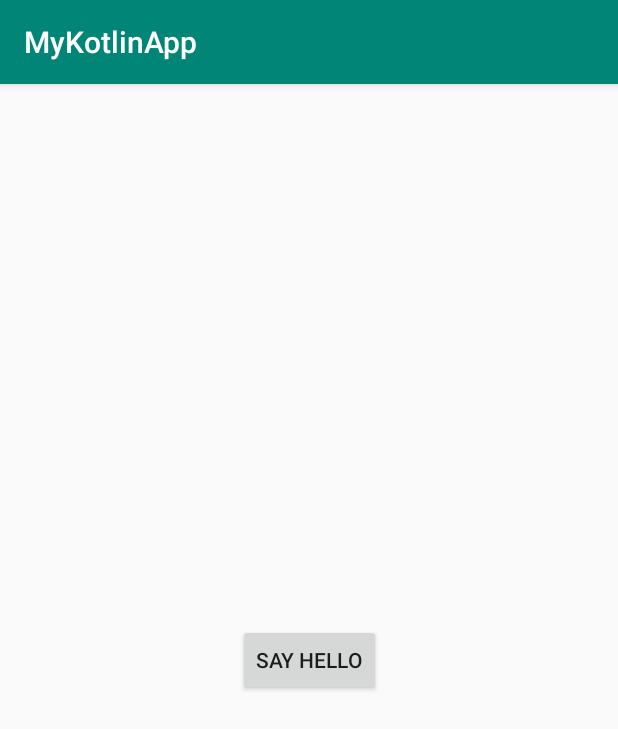
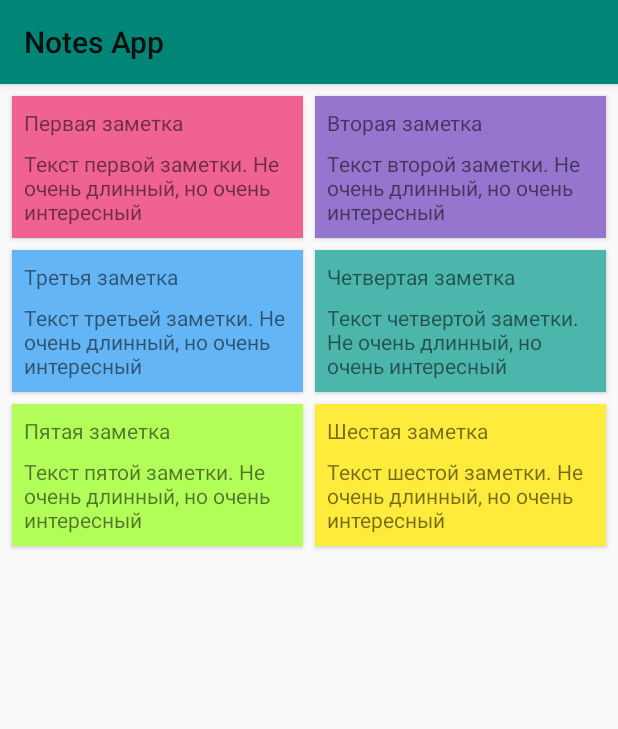
Before and after one commit to JustSenoko/MyKotlinApp, an Android app: the screen it shows after launch (MainActivity), on a phone screen of 412 x 824 dp. Shown: the top 729 px of the screen. Run offline under Robolectric (Android 15) with nearby library versions, the phone set to English and light mode, and no system bars.

Commit message:
список для заметок

```diff
--- a/app/build.gradle
+++ b/app/build.gradle
@@ -26,7 +26,9 @@ dependencies {
     implementation fileTree(dir: 'libs', include: ['*.jar'])
     implementation 'androidx.appcompat:appcompat:1.1.0'
     implementation 'androidx.constraintlayout:constraintlayout:1.1.3'
-
+    implementation 'androidx.recyclerview:recyclerview:1.0.0'
+    implementation 'com.google.android.material:material:1.0.0'
+    implementation "androidx.cardview:cardview:1.0.0"
 
     implementation 'android.arch.lifecycle:runtime:1.1.1'
     implementation 'android.arch.lifecycle:extensions:1.1.1'
--- a/app/src/main/AndroidManifest.xml
+++ b/app/src/main/AndroidManifest.xml
@@ -9,8 +9,8 @@
         android:roundIcon="@mipmap/ic_launcher_round"
         android:supportsRtl="true"
         android:theme="@style/AppTheme"
-        android:fullBackupContent="">
-        <activity android:name=".activities.MainActivity">
+        android:fullBackupContent="true">
+        <activity android:name=".ui.activities.MainActivity">
             <intent-filter>
                 <action android:name="android.intent.action.MAIN" />
                 <action android:name="android.intent.action.VIEW" />
--- /dev/null
+++ b/app/src/main/java/com/example/mykotlinapp/data/Note.kt
@@ -0,0 +1,3 @@
+package com.example.mykotlinapp.data
+
+class Note (val title: String, val text: String, val color: Int)
--- /dev/null
+++ b/app/src/main/java/com/example/mykotlinapp/data/NotesRepository.kt
@@ -0,0 +1,36 @@
+package com.example.mykotlinapp.data
+
+object NotesRepository {
+    val notes = listOf(
+            Note(
+                    "Первая заметка",
+                    "Текст первой заметки. Не очень длинный, но очень интересный",
+                    0xfff06292.toInt()
+            ),
+            Note(
+                    "Вторая заметка",
+                    "Текст второй заметки. Не очень длинный, но очень интересный",
+                    0xff9575cd.toInt()
+            ),
+            Note(
+                    "Третья заметка",
+                    "Текст третьей заметки. Не очень длинный, но очень интересный",
+                    0xff64b5f6.toInt()
+            ),
+            Note(
+                    "Четвертая заметка",
+                    "Текст четвертой заметки. Не очень длинный, но очень интересный",
+                    0xff4db6ac.toInt()
+            ),
+            Note(
+                    "Пятая заметка",
+                    "Текст пятой заметки. Не очень длинный, но очень интересный",
+                    0xffb2ff59.toInt()
+            ),
+            Note(
+                    "Шестая заметка",
+                    "Текст шестой заметки. Не очень длинный, но очень интересный",
+                    0xffffeb3b.toInt()
+            )
+    )
+}
--- a/app/src/main/java/com/example/mykotlinapp/activities/MainActivity.kt
+++ b/app/src/main/java/com/example/mykotlinapp/ui/activities/MainActivity.kt
@@ -1,28 +1,32 @@
-package com.example.mykotlinapp.activities
-
-import androidx.appcompat.app.AppCompatActivity
+package com.example.mykotlinapp.ui.activities
 
 import android.os.Bundle
-import android.widget.Toast
+import androidx.appcompat.app.AppCompatActivity
 import androidx.lifecycle.Observer
 import androidx.lifecycle.ViewModelProviders
-import com.example.mykotlinapp.viewModels.MainViewModel
+import androidx.recyclerview.widget.GridLayoutManager
 import com.example.mykotlinapp.R
+import com.example.mykotlinapp.ui.adapters.NotesRVAdapter
+import com.example.mykotlinapp.ui.viewModels.MainViewModel
 import kotlinx.android.synthetic.main.activity_main.*
 
 class MainActivity : AppCompatActivity() {
 
     lateinit var viewModel: MainViewModel
+    lateinit var adapter: NotesRVAdapter
 
     override fun onCreate(savedInstanceState: Bundle?) {
         super.onCreate(savedInstanceState)
         setContentView(R.layout.activity_main)
 
+        rv_notes.layoutManager = GridLayoutManager(this, 2)
+        adapter = NotesRVAdapter()
+        rv_notes.adapter = adapter
+
         viewModel = ViewModelProviders.of(this).get(MainViewModel::class.java)
         viewModel.viewState().observe(this, Observer {
-            Toast.makeText(this, it, Toast.LENGTH_SHORT).show()
+            it?.let { adapter.notes = it.notes }
         })
 
-        btnSayHello.setOnClickListener {viewModel.setValue("Hello")}
     }
 }
--- /dev/null
+++ b/app/src/main/java/com/example/mykotlinapp/ui/adapters/NotesRVAdapter.kt
@@ -0,0 +1,33 @@
+package com.example.mykotlinapp.ui.adapters
+
+import android.view.LayoutInflater
+import android.view.View
+import android.view.ViewGroup
+import androidx.recyclerview.widget.RecyclerView
+import com.example.mykotlinapp.R
+import com.example.mykotlinapp.data.Note
+import kotlinx.android.synthetic.main.item_note.view.*
+
+class NotesRVAdapter: RecyclerView.Adapter<NotesRVAdapter.ViewHolder>() {
+
+    var notes: List<Note> = listOf()
+        set(value) {
+            field = value
+            notifyDataSetChanged()
+        }
+    override fun onCreateViewHolder(parent: ViewGroup, viewType: Int): ViewHolder =
+            ViewHolder(LayoutInflater.from(parent.context).inflate(R.layout.item_note, parent, false))
+
+    override fun getItemCount(): Int = notes.size
+
+    override fun onBindViewHolder(holder: ViewHolder, position: Int) = holder.bind(notes[position])
+
+
+    inner class ViewHolder(itemView: View): RecyclerView.ViewHolder(itemView){
+        fun bind(note: Note) = with(itemView){
+            tv_title.text = note.title
+            tv_text.text = note.text
+            setBackgroundColor(note.color)
+        }
+    }
+}
--- /dev/null
+++ b/app/src/main/java/com/example/mykotlinapp/ui/viewModels/MainViewModel.kt
@@ -0,0 +1,21 @@
+package com.example.mykotlinapp.ui.viewModels
+
+import androidx.lifecycle.LiveData
+import androidx.lifecycle.MutableLiveData
+import androidx.lifecycle.ViewModel
+import com.example.mykotlinapp.data.NotesRepository
+import com.example.mykotlinapp.ui.viewStates.MainViewState
+
+class MainViewModel : ViewModel() {
+    private val viewStateLiveData : MutableLiveData<MainViewState> = MutableLiveData()
+
+    init {
+        viewStateLiveData.value = MainViewState(NotesRepository.notes)
+    }
+
+    fun setValue(newValue : MainViewState) {
+        viewStateLiveData.value = newValue
+    }
+
+    fun viewState() : LiveData<MainViewState> = viewStateLiveData
+}
--- /dev/null
+++ b/app/src/main/java/com/example/mykotlinapp/ui/viewStates/MainViewState.kt
@@ -0,0 +1,5 @@
+package com.example.mykotlinapp.ui.viewStates
+
+import com.example.mykotlinapp.data.Note
+
+class MainViewState(val notes: List<Note>)
--- a/app/src/main/java/com/example/mykotlinapp/viewModels/MainViewModel.kt
+++ /dev/null
@@ -1,18 +0,0 @@
-package com.example.mykotlinapp.viewModels
-
-import androidx.lifecycle.LiveData
-import androidx.lifecycle.MutableLiveData
-import androidx.lifecycle.ViewModel
-
-class MainViewModel : ViewModel() {
-    private val viewStateLiveData : MutableLiveData<String> = MutableLiveData()
-
-    init {
-    }
-
-    fun setValue(newValue : String) {
-        viewStateLiveData.value = newValue
-    }
-
-    fun viewState() : LiveData<String> = viewStateLiveData
-}
--- a/app/src/main/res/layout/activity_main.xml
+++ b/app/src/main/res/layout/activity_main.xml
@@ -1,19 +1,31 @@
 <?xml version="1.0" encoding="utf-8"?>
-<androidx.constraintlayout.widget.ConstraintLayout xmlns:android="http://schemas.android.com/apk/res/android"
+<androidx.coordinatorlayout.widget.CoordinatorLayout xmlns:android="http://schemas.android.com/apk/res/android"
     xmlns:app="http://schemas.android.com/apk/res-auto"
     xmlns:tools="http://schemas.android.com/tools"
     android:layout_width="match_parent"
     android:layout_height="match_parent"
-    tools:context=".activities.MainActivity">
+    android:fitsSystemWindows="true">
 
-    <Button
-        android:id="@+id/btnSayHello"
-        android:layout_width="wrap_content"
-        android:layout_height="wrap_content"
-        android:text="@string/say_hello"
-        app:layout_constraintBottom_toBottomOf="parent"
-        app:layout_constraintLeft_toLeftOf="parent"
-        app:layout_constraintRight_toRightOf="parent"
-        app:layout_constraintTop_toTopOf="parent" />
+    <com.google.android.material.appbar.AppBarLayout
+        android:id="@+id/appbar"
+        android:layout_width="match_parent"
+        android:layout_height="wrap_content">
 
-</androidx.constraintlayout.widget.ConstraintLayout>
+        <androidx.appcompat.widget.Toolbar
+            android:id="@+id/toolbar"
+            android:layout_width="match_parent"
+            android:layout_height="wrap_content"
+            app:layout_scrollFlags="scroll|enterAlways"
+            app:title="Notes App"/>
+
+    </com.google.android.material.appbar.AppBarLayout>
+
+    <androidx.recyclerview.widget.RecyclerView
+        android:id="@+id/rv_notes"
+        android:layout_width="match_parent"
+        android:layout_height="match_parent"
+        android:layout_margin="@dimen/card_margin"
+        app:layout_behavior="@string/appbar_scrolling_view_behavior"
+        tools:listitem="@layout/item_note" />
+
+</androidx.coordinatorlayout.widget.CoordinatorLayout>
--- /dev/null
+++ b/app/src/main/res/layout/item_note.xml
@@ -0,0 +1,32 @@
+<?xml version="1.0" encoding="utf-8"?>
+<androidx.cardview.widget.CardView xmlns:android="http://schemas.android.com/apk/res/android"
+    xmlns:tools="http://schemas.android.com/tools"
+    android:layout_width="match_parent"
+    android:layout_height="wrap_content"
+    android:layout_margin="@dimen/card_margin"
+    android:orientation="vertical">
+
+    <LinearLayout
+        android:layout_width="match_parent"
+        android:layout_height="wrap_content"
+        android:orientation="vertical">
+
+        <TextView
+            android:id="@+id/tv_title"
+            android:layout_width="wrap_content"
+            android:layout_height="wrap_content"
+            android:layout_marginStart="@dimen/item_note_margin"
+            android:layout_marginTop="@dimen/item_note_margin"
+            android:layout_marginEnd="@dimen/item_note_margin"
+            tools:text="Very important note" />
+
+        <TextView
+            android:id="@+id/tv_text"
+            android:layout_width="match_parent"
+            android:layout_height="wrap_content"
+            android:layout_margin="@dimen/item_note_margin"
+            tools:text="My very important note text with very important information" />
+
+    </LinearLayout>
+
+</androidx.cardview.widget.CardView>
--- /dev/null
+++ b/app/src/main/res/values/dimens.xml
@@ -0,0 +1,5 @@
+<?xml version="1.0" encoding="utf-8"?>
+<resources>
+    <dimen name="item_note_margin">8dp</dimen>
+    <dimen name="card_margin">4dp</dimen>
+</resources>
--- a/app/src/main/res/values/styles.xml
+++ b/app/src/main/res/values/styles.xml
@@ -6,6 +6,8 @@
         <item name="colorPrimary">@color/colorPrimary</item>
         <item name="colorPrimaryDark">@color/colorPrimaryDark</item>
         <item name="colorAccent">@color/colorAccent</item>
+        <item name="windowActionBar">false</item>
+        <item name="windowNoTitle">true</item>
     </style>
 
 </resources>
```
